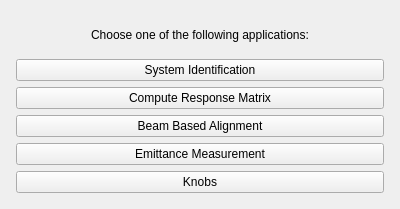
wiktoria-malek/flight-simulator, file UI files/MainPanel.ui: the form before one commit.
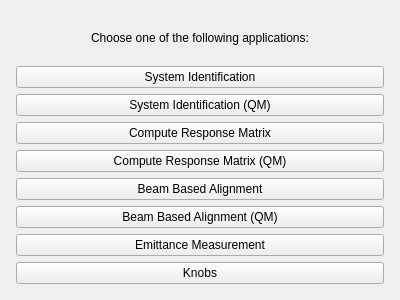
The form after the commit.

Commit message: Add machine logos to SelectInterface.

What changed in the file:
```diff
--- a/UI files/MainPanel.ui
+++ b/UI files/MainPanel.ui
@@ -7,7 +7,7 @@
     <x>0</x>
     <y>0</y>
     <width>400</width>
-    <height>209</height>
+    <height>300</height>
    </rect>
   </property>
   <property name="windowTitle">
@@ -53,6 +53,19 @@
             </property>
            </widget>
           </item>
+          <item>
+           <widget class="QPushButton" name="sysid_qm_interface_button">
+            <property name="sizePolicy">
+             <sizepolicy hsizetype="Expanding" vsizetype="Fixed">
+              <horstretch>0</horstretch>
+              <verstretch>0</verstretch>
+             </sizepolicy>
+            </property>
+            <property name="text">
+             <string>System Identification (QM)</string>
+            </property>
+           </widget>
+          </item>
           <item>
            <widget class="QPushButton" name="compute_matrix_button">
             <property name="sizePolicy">
@@ -66,6 +79,19 @@
             </property>
            </widget>
           </item>
+          <item>
+           <widget class="QPushButton" name="compute_matrix_qm_button">
+            <property name="sizePolicy">
+             <sizepolicy hsizetype="Expanding" vsizetype="Fixed">
+              <horstretch>0</horstretch>
+              <verstretch>0</verstretch>
+             </sizepolicy>
+            </property>
+            <property name="text">
+             <string>Compute Response Matrix (QM)</string>
+            </property>
+           </widget>
+          </item>
           <item>
            <widget class="QPushButton" name="bba_interface_button">
             <property name="sizePolicy">
@@ -79,6 +105,19 @@
             </property>
            </widget>
           </item>
+          <item>
+           <widget class="QPushButton" name="bba_qm_interface_button">
+            <property name="sizePolicy">
+             <sizepolicy hsizetype="Expanding" vsizetype="Fixed">
+              <horstretch>0</horstretch>
+              <verstretch>0</verstretch>
+             </sizepolicy>
+            </property>
+            <property name="text">
+             <string>Beam Based Alignment (QM)</string>
+            </property>
+           </widget>
+          </item>
           <item>
            <widget class="QPushButton" name="emittance_interface_button">
             <property name="sizePolicy">
```
The commit also changes 10 other files.
